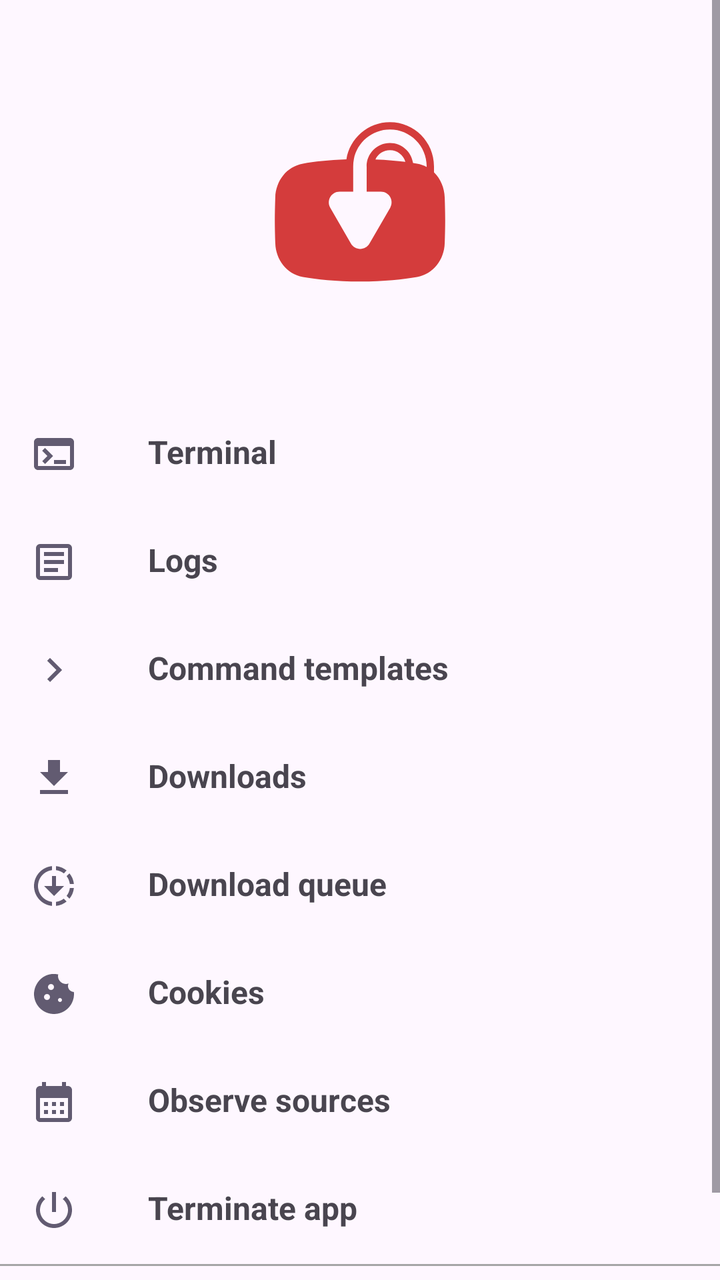
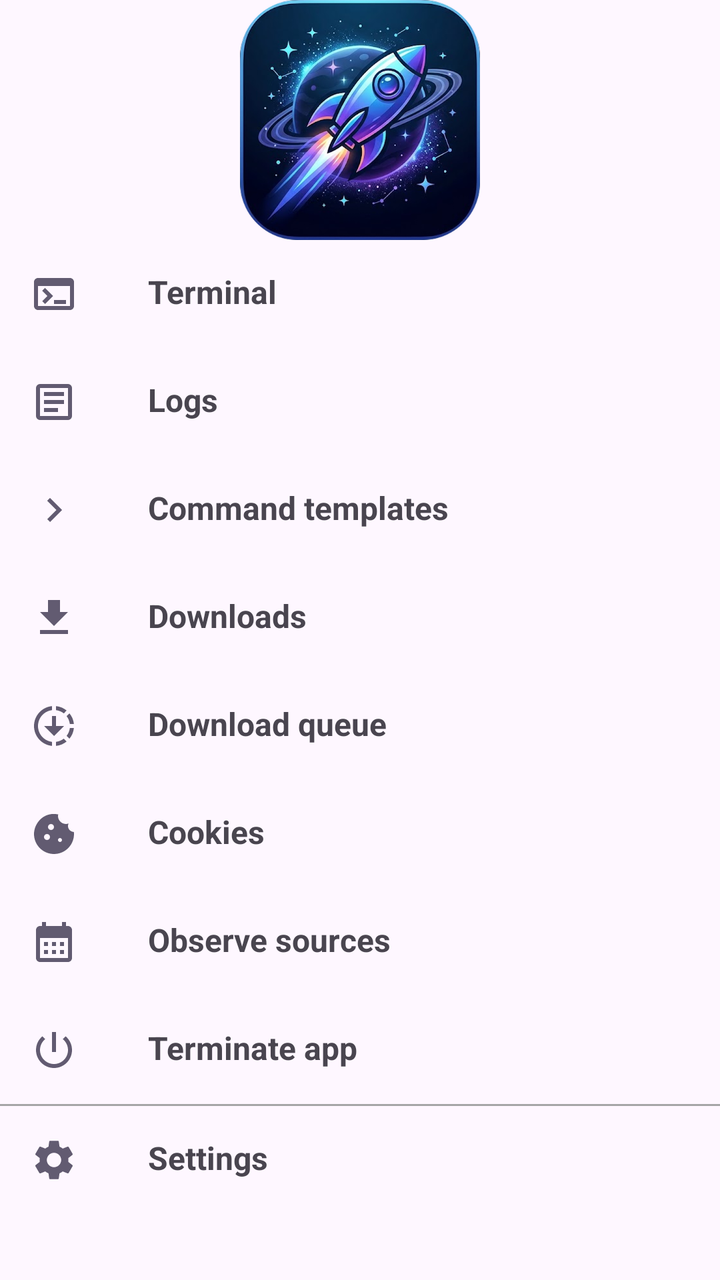

The first picture is an Android layout as it rendered before a commit; the second is the same layout after the commit. The layout source and the unified diff follow.
<!-- AndroidManifest.xml: application theme BaseTheme -->
<!-- res/layout/fragment_more.xml -->
<?xml version="1.0" encoding="utf-8"?>
<RelativeLayout xmlns:app="http://schemas.android.com/apk/res-auto"
    xmlns:android="http://schemas.android.com/apk/res/android"
    xmlns:tools="http://schemas.android.com/tools"
    android:layout_width="match_parent"
    android:layout_height="wrap_content">

    <ScrollView
        android:layout_width="match_parent"
        android:layout_height="match_parent">

        <LinearLayout
            android:layout_width="match_parent"
            android:layout_height="wrap_content"
            android:gravity="top"
            android:orientation="vertical"
            tools:ignore="MissingConstraints">

            <ImageView
                android:id="@+id/app_icon"
                android:layout_width="wrap_content"
                android:layout_height="wrap_content"
                android:layout_gravity="center"
                android:background="@drawable/ic_app_icon"
                android:scaleType="center" />

            <TextView
                android:id="@+id/terminal"
                android:layout_width="match_parent"
                android:layout_height="wrap_content"
                android:text="@string/terminal"
                android:textStyle="bold"
                android:clickable="true"
                android:focusable="true"
                android:background="?android:attr/selectableItemBackground"
                android:paddingHorizontal="15dp"
                android:paddingVertical="15dp"
                android:drawablePadding="35dp"
                android:textSize="16sp"
                app:drawableStartCompat="@drawable/ic_terminal" />

            <TextView
                android:id="@+id/logs"
                android:layout_width="match_parent"
                android:layout_height="wrap_content"
                android:text="@string/logs"
                android:textStyle="bold"
                android:clickable="true"
                android:focusable="true"
                android:background="?android:attr/selectableItemBackground"
                android:paddingHorizontal="15dp"
                android:paddingVertical="15dp"
                android:drawablePadding="35dp"
                android:textSize="16sp"
                app:drawableStartCompat="@drawable/ic_baseline_file_open_24" />


            <TextView
                android:id="@+id/command_templates"
                android:layout_width="match_parent"
                android:layout_height="wrap_content"
                android:drawablePadding="35dp"
                android:textSize="16sp"
                android:paddingVertical="15dp"
                android:text="@string/command_templates"
                android:textStyle="bold"
                android:clickable="true"
                android:focusable="true"
                android:background="?android:attr/selectableItemBackground"
                android:paddingHorizontal="15dp"
                app:drawableStartCompat="@drawable/ic_baseline_keyboard_arrow_right_24" />

            <TextView
                android:id="@+id/downloads"
                android:layout_width="match_parent"
                android:layout_height="wrap_content"
                android:drawablePadding="35dp"
                android:textSize="16sp"
                android:paddingVertical="15dp"
                android:text="@string/downloads"
                android:textStyle="bold"
                android:clickable="true"
                android:focusable="true"
                android:background="?android:attr/selectableItemBackground"
                android:paddingHorizontal="15dp"
                app:drawableTint="?android:colorAccent"
                app:drawableStartCompat="@drawable/ic_downloads" />

            <TextView
                android:id="@+id/download_queue"
                android:layout_width="match_parent"
                android:layout_height="wrap_content"
                android:drawablePadding="35dp"
                android:textSize="16sp"
                android:paddingVertical="15dp"
                android:text="@string/download_queue"
                android:textStyle="bold"
                android:clickable="true"
                android:focusable="true"
                android:background="?android:attr/selectableItemBackground"
                android:paddingHorizontal="15dp"
                app:drawableTint="?android:colorAccent"
                app:drawableStartCompat="@drawable/baseline_downloading_24" />

            <TextView
                android:id="@+id/cookies"
                android:layout_width="match_parent"
                android:layout_height="wrap_content"
                android:drawablePadding="35dp"
                android:textSize="16sp"
                android:paddingVertical="15dp"
                android:text="@string/cookies"
                android:textStyle="bold"
                android:clickable="true"
                android:focusable="true"
                android:background="?android:attr/selectableItemBackground"
                android:paddingHorizontal="15dp"
                app:drawableStartCompat="@drawable/baseline_cookie_24" />

            <TextView
                android:id="@+id/observe_sources"
                android:layout_width="match_parent"
                android:layout_height="wrap_content"
                android:drawablePadding="35dp"
                android:textSize="16sp"
                android:paddingVertical="15dp"
                android:text="@string/observe_sources"
                android:textStyle="bold"
                android:clickable="true"
                android:focusable="true"
                android:background="?android:attr/selectableItemBackground"
                android:paddingHorizontal="15dp"
                app:drawableStartCompat="@drawable/baseline_calendar_month_24" />

            <TextView
                android:id="@+id/terminate"
                android:layout_width="match_parent"
                android:layout_height="wrap_content"
                android:drawablePadding="35dp"
                android:textSize="16sp"
                android:clickable="true"
                android:focusable="true"
                android:background="?android:attr/selectableItemBackground"
                android:paddingVertical="15dp"
                android:text="@string/kill_app"
                android:textStyle="bold"
                android:paddingHorizontal="15dp"
                app:drawableStartCompat="@drawable/ic_power" />


            <View
                android:layout_margin="0dp"
                style="@style/Divider.Horizontal" />

            <TextView
                android:id="@+id/settings"
                android:layout_width="match_parent"
                android:layout_height="wrap_content"
                android:drawablePadding="35dp"
                android:textSize="16sp"
                android:paddingVertical="15dp"
                android:text="@string/settings"
                android:textStyle="bold"
                android:clickable="true"
                android:focusable="true"
                android:background="?android:attr/selectableItemBackground"
                android:paddingHorizontal="15dp"
                app:drawableStartCompat="@drawable/ic_settings" />

        </LinearLayout>

    </ScrollView>


</RelativeLayout>
<!-- resources referenced by this layout -->
<resources>
  <!-- drawable ic_app_icon (drawable) -->
  <vector
      xmlns:android="http://schemas.android.com/apk/res/android"
      android:name="vector"
      android:width="200dp"
      android:gravity="fill_horizontal|fill_vertical"
      android:height="200dp"
      android:viewportWidth="108"
      android:viewportHeight="108">
      <path
          android:name="path"
          android:pathData="M 73.977 46.512 C 75.734 48.222 76.781 50.662 76.872 53.315 C 76.945 55.412 77 57.629 77 59.482 C 77 61.335 76.945 63.552 76.872 65.649 C 76.718 70.133 73.835 74.006 69.404 74.78 C 65.706 75.426 60.571 76 54 76 C 47.429 76 42.294 75.426 38.596 74.78 C 34.165 74.006 31.282 70.133 31.128 65.649 C 31.055 63.552 31 61.335 31 59.482 C 31 57.629 31.055 55.412 31.128 53.315 C 31.282 48.831 34.165 44.957 38.596 44.183 C 41.576 43.663 45.489 43.189 50.335 43.025 C 51.232 37.348 56.145 33 62.083 33 C 68.658 33 73.977 38.331 73.977 44.895 L 73.977 46.512 Z M 52.345 42.976 C 52.886 42.968 53.438 42.963 54 42.963 L 54.086 42.963 C 53.495 42.964 52.915 42.969 52.347 42.978 C 52.224 43.601 52.16 44.244 52.16 44.902 L 52.16 51.756 L 48.489 51.76 C 46.26 51.763 44.867 54.174 45.98 56.106 L 51.541 65.764 C 52.656 67.699 55.448 67.701 56.565 65.767 L 62.15 56.095 C 63.267 54.161 61.869 51.744 59.636 51.747 L 55.803 51.752 L 55.803 44.902 L 55.803 44.895 L 55.782 44.895 C 55.782 41.413 58.603 38.59 62.083 38.59 C 65.26 38.59 67.888 40.943 68.322 44.003 C 68.695 44.062 69.056 44.122 69.404 44.183 C 70.345 44.347 71.216 44.651 72.006 45.071 L 72.006 44.895 C 72.006 39.412 67.563 34.967 62.083 34.967 C 57.259 34.967 53.239 38.411 52.345 42.976 Z M 66.248 43.705 C 65.731 41.885 64.058 40.557 62.083 40.557 C 60.356 40.557 58.86 41.571 58.166 43.043 C 61.248 43.162 63.941 43.407 66.248 43.705 Z"
          android:fillColor="#d43c3c"
          android:strokeWidth="1"
          android:fillType="evenOdd"/>
  </vector>
  <!-- drawable ic_downloads (drawable) -->
  <vector android:height="24dp"
      android:viewportHeight="24" android:viewportWidth="24"
      android:width="24dp" xmlns:android="http://schemas.android.com/apk/res/android">
      <path android:fillColor="?android:colorAccent" android:pathData="M5,20h14v-2H5V20zM19,9h-4V3H9v6H5l7,7L19,9z"/>
  </vector>
  <string name="command_templates">Command templates</string>
  <string name="cookies">Cookies</string>
  <string name="download_queue">Download queue</string>
  <string name="downloads">Downloads</string>
  <string name="kill_app">Terminate app</string>
  <string name="logs">Logs</string>
  <string name="observe_sources">Observe sources</string>
  <string name="settings">Settings</string>
  <string name="terminal">Terminal</string>
  <style name="Divider.Horizontal" parent="Divider">
          <item name="android:layout_width">match_parent</item>
          <item name="android:layout_height">1dp</item> // You can change thickness here.
          <item name="android:layout_marginBottom">10dp</item>
      </style>
  <style name="Divider">
          <item name="android:background">@color/light_grey</item>
      </style>
  <style name="Preference.SwitchPreferenceCompat.Material3" parent="@style/Preference.SwitchPreferenceCompat.Material">
          <item name="widgetLayout">@layout/preferece_material_switch</item>
      </style>
  <style name="snackBarStyle" parent="@style/Widget.Material3.Snackbar">
          <item name="shapeAppearance">@style/ShapeAppearance.Material3.Corner.ExtraLarge</item>
          <item name="android:paddingStart">20dp</item>
          <item name="android:paddingEnd">20dp</item>
          <item name="maxLines">2</item>
          <item name="animationMode">slide</item>
      </style>
  <style name="PreferenceTheme" parent="PreferenceThemeOverlay">
          <item name="singleLineTitle">false</item>
      </style>
  <color name="light_grey">#A6A6A6</color>
  <!-- unchanged entries left out for length: 9 -->
</resources>

<!-- the commit's change to res/layout/fragment_more.xml (unified diff, before → after) -->
@@ -18,11 +18,13 @@
 
             <ImageView
                 android:id="@+id/app_icon"
-                android:layout_width="wrap_content"
-                android:layout_height="wrap_content"
+                android:layout_width="120dp"
+                android:layout_height="120dp"
                 android:layout_gravity="center"
-                android:background="@drawable/ic_app_icon"
-                android:scaleType="center" />
+                android:contentDescription="@null"
+                android:importantForAccessibility="no"
+                android:scaleType="fitCenter"
+                android:src="@drawable/ic_app_icon" />
 
             <TextView
                 android:id="@+id/terminal"
<!-- resource entries referenced after the edit -->
@@ -1,21 +1,6 @@
 <!-- resources referenced by this layout -->
 <resources>
-  <!-- drawable ic_app_icon (drawable) -->
-  <vector
-      xmlns:android="http://schemas.android.com/apk/res/android"
-      android:name="vector"
-      android:width="200dp"
-      android:gravity="fill_horizontal|fill_vertical"
-      android:height="200dp"
-      android:viewportWidth="108"
-      android:viewportHeight="108">
-      <path
-          android:name="path"
-          android:pathData="M 73.977 46.512 C 75.734 48.222 76.781 50.662 76.872 53.315 C 76.945 55.412 77 57.629 77 59.482 C 77 61.335 76.945 63.552 76.872 65.649 C 76.718 70.133 73.835 74.006 69.404 74.78 C 65.706 75.426 60.571 76 54 76 C 47.429 76 42.294 75.426 38.596 74.78 C 34.165 74.006 31.282 70.133 31.128 65.649 C 31.055 63.552 31 61.335 31 59.482 C 31 57.629 31.055 55.412 31.128 53.315 C 31.282 48.831 34.165 44.957 38.596 44.183 C 41.576 43.663 45.489 43.189 50.335 43.025 C 51.232 37.348 56.145 33 62.083 33 C 68.658 33 73.977 38.331 73.977 44.895 L 73.977 46.512 Z M 52.345 42.976 C 52.886 42.968 53.438 42.963 54 42.963 L 54.086 42.963 C 53.495 42.964 52.915 42.969 52.347 42.978 C 52.224 43.601 52.16 44.244 52.16 44.902 L 52.16 51.756 L 48.489 51.76 C 46.26 51.763 44.867 54.174 45.98 56.106 L 51.541 65.764 C 52.656 67.699 55.448 67.701 56.565 65.767 L 62.15 56.095 C 63.267 54.161 61.869 51.744 59.636 51.747 L 55.803 51.752 L 55.803 44.902 L 55.803 44.895 L 55.782 44.895 C 55.782 41.413 58.603 38.59 62.083 38.59 C 65.26 38.59 67.888 40.943 68.322 44.003 C 68.695 44.062 69.056 44.122 69.404 44.183 C 70.345 44.347 71.216 44.651 72.006 45.071 L 72.006 44.895 C 72.006 39.412 67.563 34.967 62.083 34.967 C 57.259 34.967 53.239 38.411 52.345 42.976 Z M 66.248 43.705 C 65.731 41.885 64.058 40.557 62.083 40.557 C 60.356 40.557 58.86 41.571 58.166 43.043 C 61.248 43.162 63.941 43.407 66.248 43.705 Z"
-          android:fillColor="#d43c3c"
-          android:strokeWidth="1"
-          android:fillType="evenOdd"/>
-  </vector>
+  <!-- drawable ic_app_icon: png bitmap (drawable-nodpi, 338755 bytes) -->
   <!-- drawable ic_downloads (drawable) -->
   <vector android:height="24dp"
       android:viewportHeight="24" android:viewportWidth="24"
